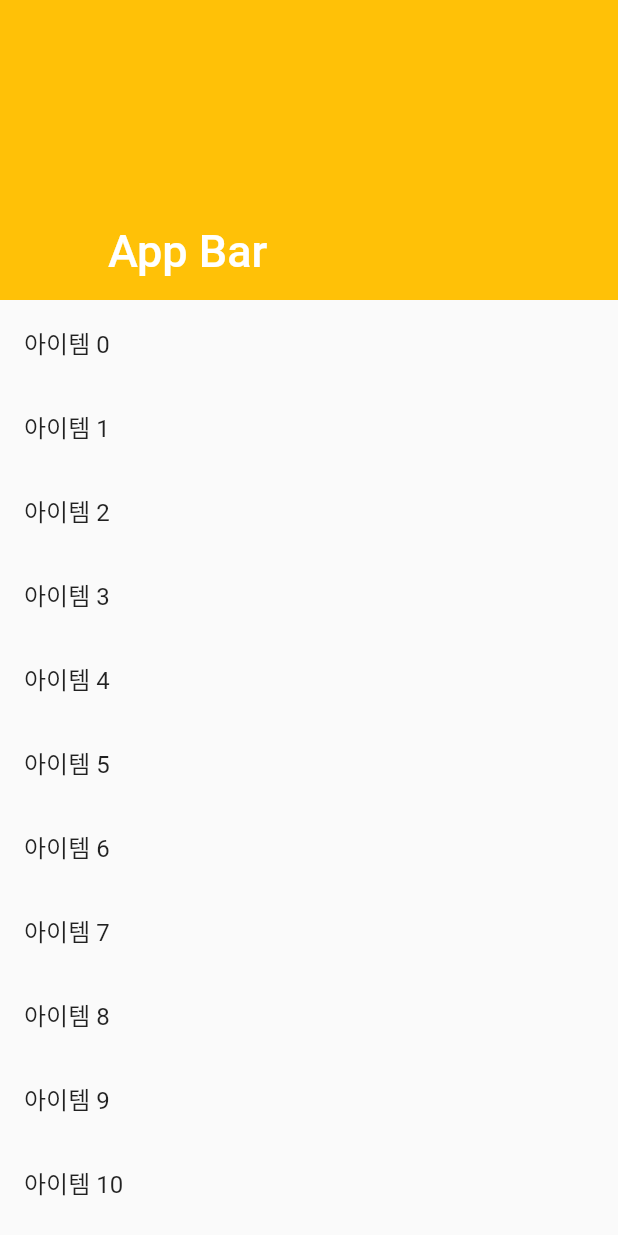
After one commit to pyowonsik/flutter_practice, a Flutter app: the CustomScrollViewScreen screen opened by its route, on a phone screen of 412 x 824 dp. The commit adds this screen. Run offline on Flutter 3.47's test engine with Material 2 defaults, Android fonts, the phone set to English and light mode, and no system bars; our stand-ins replace dio, flutter_secure_storage, freezed_annotation, go_router, rxdart; accounts and stored records are empty.

Commit message:
feat : conflict 해결

```diff
--- a/lib/main.dart
+++ b/lib/main.dart
@@ -1,6 +1,7 @@
 import 'package:flutter/material.dart';
 import 'package:flutter_practice/src/todo/todo_screen.dart';
 import 'package:flutter_practice/src/user/user_screen.dart';
+import 'package:flutter_practice/src/custom_scroll_view/custom_scroll_view.dart';
 
 import 'package:go_router/go_router.dart';
 
@@ -69,6 +70,10 @@ class MyApp extends StatelessWidget {
           path: "/todo_screen",
           builder: (_, state) => const TodoScreen(),
         ),
+        GoRoute(
+          path: "/custom_scroll_view_screen",
+          builder: (_, state) => const CustomScrollViewScreen(),
+        ),
       ],
     );
     return MaterialApp.router(
--- /dev/null
+++ b/lib/src/custom_scroll_view/custom_scroll_view.dart
@@ -0,0 +1,64 @@
+import 'package:flutter/material.dart';
+
+class CustomScrollViewScreen extends StatefulWidget {
+  const CustomScrollViewScreen({Key? key}) : super(key: key);
+
+  @override
+  _CustomScrollViewScreenState createState() => _CustomScrollViewScreenState();
+}
+
+class _CustomScrollViewScreenState extends State<CustomScrollViewScreen> {
+  List<int> items = List.generate(20, (index) => index + 1); // 예제로 20개의 아이템 생성
+
+  @override
+  Widget build(BuildContext context) {
+    return Scaffold(
+      body: CustomScrollView(
+        slivers: <Widget>[
+          const SliverAppBar(
+            backgroundColor: Colors.amber,
+            pinned: true,
+            expandedHeight: 200.0,
+            flexibleSpace: FlexibleSpaceBar(
+              title: Text('App Bar'),
+            ),
+          ),
+          SliverList(
+            delegate: SliverChildBuilderDelegate(
+              (BuildContext context, int index) {
+                // 스크롤 가능한 목록 아이템 생성
+                return ListTile(
+                  title: Text('아이템 $index'),
+                );
+              },
+              childCount: items.length, // 목록 아이템 개수
+            ),
+          ),
+          SliverFixedExtentList(
+            itemExtent: 50.0, // 푸터의 높이 설정
+            delegate: SliverChildBuilderDelegate(
+              (BuildContext context, int index) {
+                // 고정된 푸터 아이템 생성
+                return Container(
+                  color: Colors.blue,
+                  alignment: Alignment.center,
+                  child: Text(
+                    '푸터 $index',
+                    style: TextStyle(color: Colors.white),
+                  ),
+                );
+              },
+              childCount: 1, // 푸터 아이템 개수 (1개만 필요)
+            ),
+          ),
+        ],
+      ),
+    );
+  }
+}
+
+void main() {
+  runApp(MaterialApp(
+    home: CustomScrollViewScreen(),
+  ));
+}
```
Also changed, not shown: pubspec.lock.
